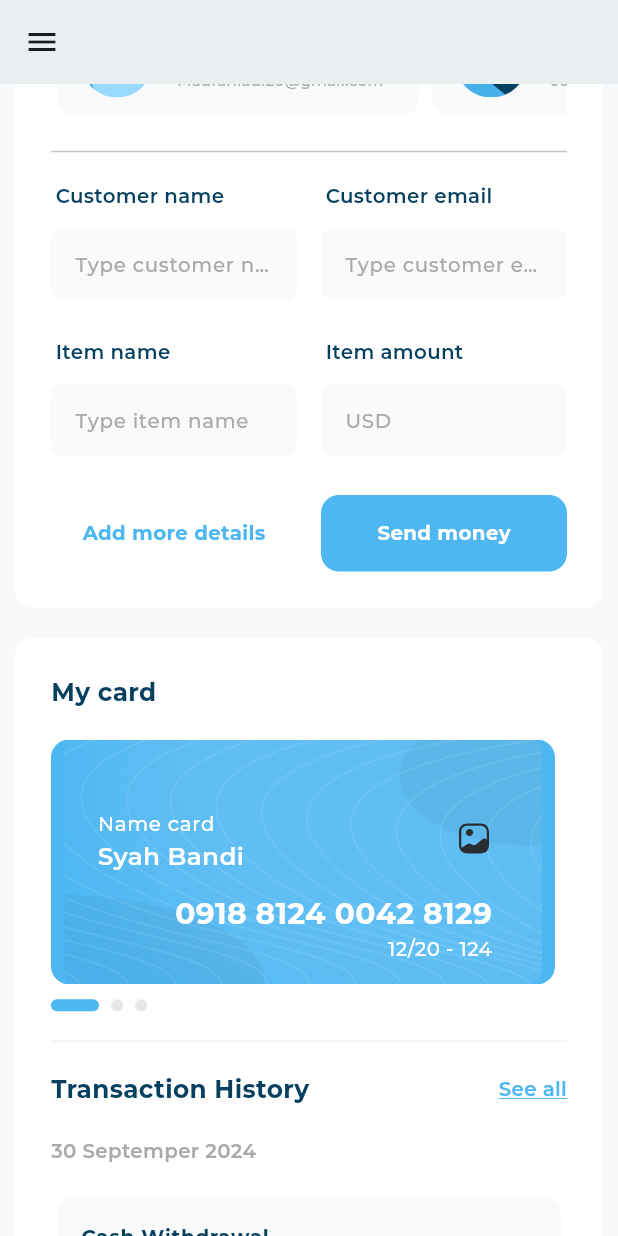
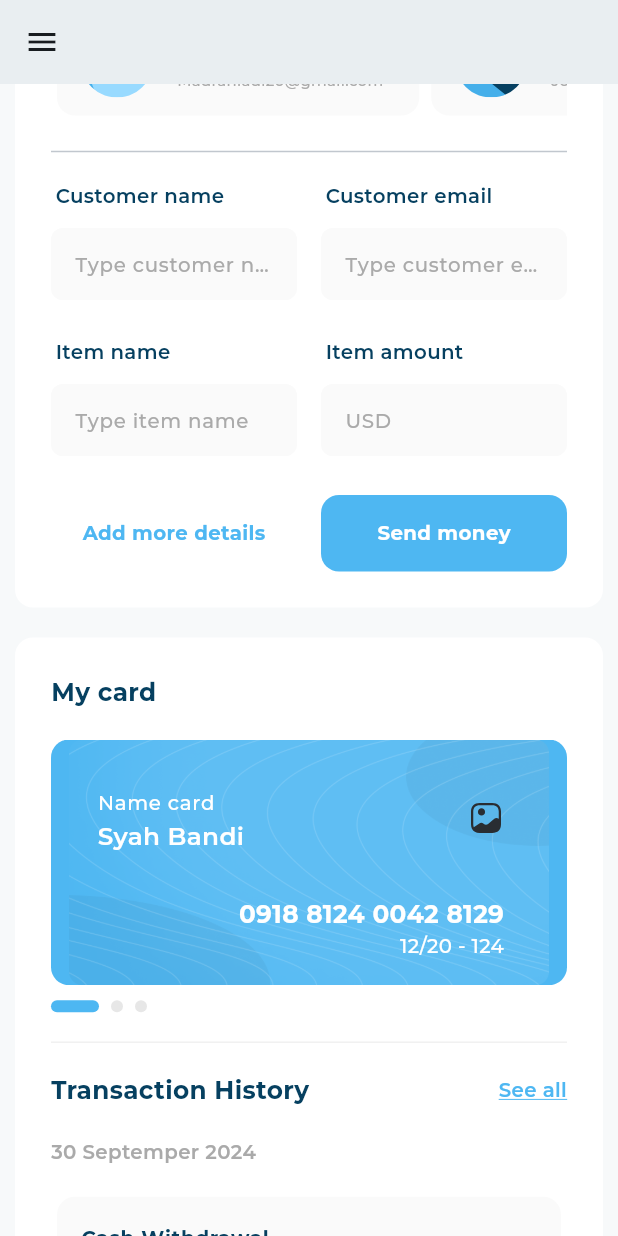
Before and after one commit to bavlysafwatt/ResponsiveDashboard, a Flutter app: the screen it shows after launch, scrolled down 576 dp, on a phone screen of 412 x 824 dp. Run offline on Flutter 3.47's test engine with Material 3 defaults, Android fonts, the phone set to English and light mode, and no system bars; drawn by our look-alikes of expandable_page_view; our stand-ins replace device_preview, fl_chart, flutter_svg; project files that could hold a hidden picture were left out.

```diff
--- /dev/null
+++ b/devtools_options.yaml
@@ -0,0 +1,3 @@
+description: This file stores settings for Dart & Flutter DevTools.
+documentation: https://docs.flutter.dev/tools/devtools/extensions#configure-extension-enablement-states
+extensions:
--- a/lib/components/custom_card.dart
+++ b/lib/components/custom_card.dart
@@ -8,13 +8,10 @@ class CustomCard extends StatelessWidget {
 
   @override
   Widget build(BuildContext context) {
-    return Padding(
-      padding: const EdgeInsets.only(right: 8.0),
-      child: AspectRatio(
-        aspectRatio: 350 / 170,
+    return AspectRatio(
+      aspectRatio: 420 / 200,
       child: Container(
-          padding:
-              const EdgeInsets.only(left: 31, right: 42, top: 30, bottom: 30),
+        padding: const EdgeInsets.only(left: 31, right: 42),
         decoration: BoxDecoration(
           borderRadius: BorderRadius.circular(12),
           color: const Color(0xff4EB7F2),
@@ -24,7 +21,9 @@ class CustomCard extends StatelessWidget {
         ),
         child: Column(
           crossAxisAlignment: CrossAxisAlignment.end,
+          mainAxisAlignment: MainAxisAlignment.center,
           children: [
+            const Flexible(child: SizedBox(height: 30)),
             ListTile(
               contentPadding: EdgeInsets.zero,
               title: Text(
@@ -44,7 +43,7 @@ class CustomCard extends StatelessWidget {
               children: [
                 Text(
                   '0918 8124 0042 8129',
-                    style: AppStyles.styleSemiBold24(context)
+                  style: AppStyles.styleSemiBold20(context)
                       .copyWith(color: Colors.white),
                 ),
                 Text(
@@ -53,9 +52,9 @@ class CustomCard extends StatelessWidget {
                       .copyWith(color: Colors.white),
                 ),
               ],
-              )
+            ),
+            const Flexible(child: SizedBox(height: 30)),
           ],
-          ),
         ),
       ),
     );
--- a/lib/components/tablet_layout.dart
+++ b/lib/components/tablet_layout.dart
@@ -13,12 +13,12 @@ class TabletLayout extends StatelessWidget {
     return const Row(
       children: [
         Expanded(
-          flex: 1,
+          flex: 2,
           child: CustomDrawer(),
         ),
         SizedBox(width: 32),
         Expanded(
-          flex: 3,
+          flex: 5,
           child: SingleChildScrollView(
             child: Column(
               children: [
--- a/lib/main.dart
+++ b/lib/main.dart
@@ -1,8 +1,14 @@
+import 'package:device_preview/device_preview.dart';
 import 'package:flutter/material.dart';
 import 'package:responsive_dashboard/pages/home_page.dart';
 
 void main() {
-  runApp(const ResponsiveDashboard());
+  runApp(
+    DevicePreview(
+      enabled: true,
+      builder: (context) => const ResponsiveDashboard(),
+    ),
+  );
 }
 
 class ResponsiveDashboard extends StatelessWidget {
@@ -11,6 +17,8 @@ class ResponsiveDashboard extends StatelessWidget {
   @override
   Widget build(BuildContext context) {
     return MaterialApp(
+      locale: DevicePreview.locale(context),
+      builder: DevicePreview.appBuilder,
       debugShowCheckedModeBanner: false,
       theme: ThemeData(
         colorScheme: ColorScheme.fromSeed(seedColor: const Color(0xff4EB7F2)),
--- a/pubspec.yaml
+++ b/pubspec.yaml
@@ -38,6 +38,7 @@ dependencies:
   flutter_svg: ^2.0.10+1
   expandable_page_view: ^1.0.17
   fl_chart: ^0.69.0
+  device_preview: ^1.2.0
 
 dev_dependencies:
   flutter_test:
```
Also changed, not shown: pubspec.lock, 1 other file. Lines whose indentation alone changed are shown as unchanged.
